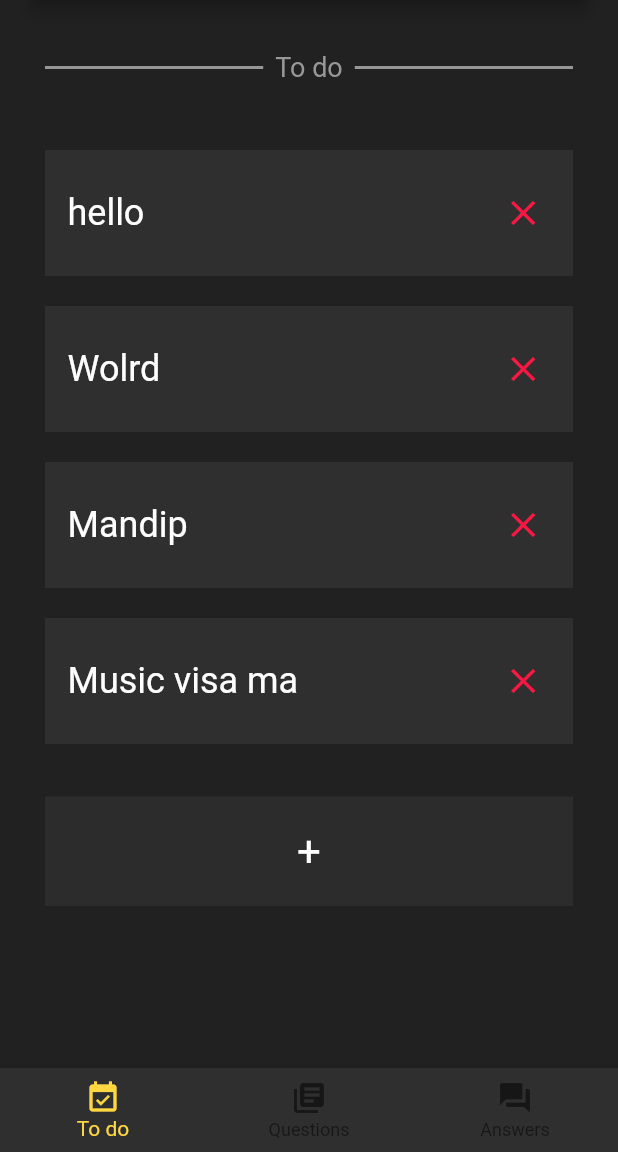
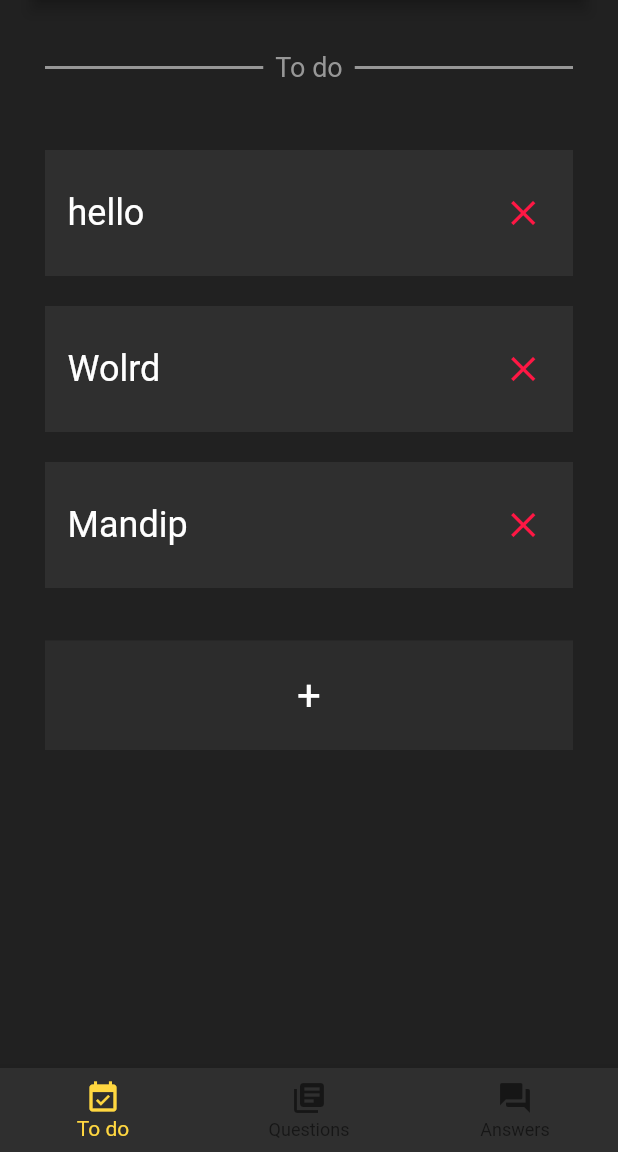
Before and after one commit to raister21/Flutter_NotoriousNote, a Flutter app: the screen it shows after launch, on a phone screen of 412 x 824 dp, the part 84-1236 px from its top. Run offline on Flutter 3.47's test engine with Material 2 defaults, Android fonts, the phone set to English and light mode, and no system bars.

Commit message:
Created Questions page

```diff
--- a/lib/main.dart
+++ b/lib/main.dart
@@ -1,5 +1,6 @@
 import 'package:flutter/material.dart';
-import 'note.dart';
+import './screens/questions.dart';
+import './screens/todos.dart';
 
 void main() {
   runApp(MyApp());
@@ -11,137 +12,30 @@ class MyApp extends StatefulWidget {
 }
 
 class _MyAppState extends State<MyApp> {
-  List<Note> notes = [Note('hello'), Note('Wolrd'), Note('Mandip'), Note('Music visa ma')];
+  final tab = [
+    ToDos(),
+    Questions(),
+    Center(child:Text('ofdasla')),
+  ];
 
   int _currentIndex = 0;
 
   @override
   Widget build(BuildContext context) {
     return MaterialApp(
-      home: Scaffold(
-        body: Container(
-          color: Color.fromRGBO(33, 33, 33, 1),
-          padding: EdgeInsets.fromLTRB(20, 0, 20, 0),
-          child: Scaffold(
-            backgroundColor: Color.fromRGBO(33, 33, 33, 1),
-            appBar: AppBar(
-              title: Text(
-                'NOTORIOUS NOTE',
-                style: TextStyle(
-                    fontSize: 28.0,
-                    fontWeight: FontWeight.bold,
-                    color: Colors.amberAccent[200],
-                    fontFamily: 'BungeeInline'),
-              ),
-              centerTitle: true,
-              backgroundColor: Color.fromRGBO(47, 47, 47, 1),
-            ),
-            body: Padding(
-              padding: EdgeInsets.fromLTRB(10, 30, 10, 30),
-              child: Column(
-                children: <Widget>[
-                  Row(
-
-                    children: <Widget>[
-                      Expanded(
-                          child: Divider(
-                              height: 30,
-                              thickness: 2,
-                              color: Color.fromRGBO(151, 151, 151, 1))),
-                      Padding(
-                          padding:
-                          EdgeInsets.symmetric(horizontal: 8, vertical: 0),
-                          child: Text(
-                            'To do',
-                            style: TextStyle(
-                                fontSize: 18.0,
-                                color: Color.fromRGBO(151, 151, 151, 1)),
-                          )),
-                      Expanded(
-                          child: Divider(
-                              height: 30,
-                              thickness: 2,
-                              color: Color.fromRGBO(151, 151, 151, 1)))
-                    ],
-                  ),
-
-                  Padding(
-                    padding: EdgeInsets.fromLTRB(0, 30, 0, 25),
-                    child: Column(
-                        children: notes
-                            .map((note) => Container(
-                          padding: EdgeInsets.symmetric(
-                              horizontal: 15, vertical: 18),
-                          margin: (EdgeInsets.symmetric(
-                              vertical: 10, horizontal: 0)),
-                          color: Color.fromRGBO(47, 47, 47, 1),
-                          child: Row(
-                            children: <Widget>[
-                              Expanded(
-                                  flex: 7,
-                                  child: Text('${note.todo}',
-                                      style: TextStyle(
-                                          fontSize: 24,
-                                          color: Color.fromRGBO(
-                                              255, 255, 255, 1)))),
-                              Expanded(
-                                flex: 1,
-                                child: IconButton(
-                                    onPressed: () {
-                                      setState(() {
-                                        notes.remove(note);
-                                      });
-                                    },
-                                    icon: Icon(Icons.close),
-                                    color: Colors.redAccent[400],
-                                    iconSize: 28),
-                              )
-                            ],
-                          ),
-                        ))
-                            .toList()
-                    ),
-                  ),
-
-                  Container(
-                    color: Color.fromRGBO(47, 47, 47, 0.8),
-                    child: Center(
-                      child: Padding(
-                        padding: EdgeInsets.symmetric(horizontal: 0, vertical:20),
-                        child: Text(
-                            '+',
-                            style: TextStyle(
-                              fontSize: 28,
-                              color: Colors.white
-                            ),
-                        )
-                    ),
-                  )
-                  ),
-
-
-                ],
-              ),
-            ),
-          ),
-        ),
+        home:Scaffold(
+          body: tab[_currentIndex],
           bottomNavigationBar: BottomNavigationBar(
             selectedItemColor: Colors.amberAccent[200],
             currentIndex: _currentIndex,
             backgroundColor: Color.fromRGBO(47, 47, 47, 1),
             items: [
               BottomNavigationBarItem(
-                icon: Icon(Icons.event_available),
-                title: Text('To do')
-            ),
+                  icon: Icon(Icons.event_available), title: Text('To do')),
               BottomNavigationBarItem(
-                icon: Icon(Icons.library_books),
-                title: Text('Questions')
-            ),
+                  icon: Icon(Icons.library_books), title: Text('Questions')),
               BottomNavigationBarItem(
-                icon: Icon(Icons.question_answer),
-                title: Text('Answers')
-            )
+                  icon: Icon(Icons.question_answer), title: Text('Answers'))
             ],
             onTap: (index) {
               setState(() {
@@ -149,10 +43,7 @@ class _MyAppState extends State<MyApp> {
               });
             },
           ),
-      ),
-
-
-
+        )
     );
   }
 }
--- /dev/null
+++ b/lib/screens/question.dart
@@ -0,0 +1,17 @@
+class Question {
+  String quest;
+  String answer;
+  bool answered = false;
+
+  Question(String quest) {
+    this.quest = quest;
+  }
+
+  void setAns(String inputAns) {
+    this.answer = inputAns;
+  }
+
+  void done() {
+    answered = true;
+  }
+}
--- /dev/null
+++ b/lib/screens/questions.dart
@@ -0,0 +1,137 @@
+import 'package:flutter/material.dart';
+import 'question.dart';
+
+class Questions extends StatefulWidget {
+  @override
+  _QuestionsState createState() => _QuestionsState();
+}
+
+class _QuestionsState extends State<Questions> {
+  List<Question> questions = [
+    Question('what is the ultimate purpose of life ?'),
+    Question('what is the love ?'),
+  ];
+
+  @override
+  Widget build(BuildContext context) {
+    return MaterialApp(
+      home: Scaffold(
+        body: Container(
+          color: Color.fromRGBO(33, 33, 33, 1),
+          padding: EdgeInsets.fromLTRB(20, 0, 20, 0),
+          child: Scaffold(
+            backgroundColor: Color.fromRGBO(33, 33, 33, 1),
+            appBar: AppBar(
+              title: Text(
+                'NOTORIOUS NOTE',
+                style: TextStyle(
+                    fontSize: 28.0,
+                    fontWeight: FontWeight.bold,
+                    color: Colors.amberAccent[200],
+                    fontFamily: 'BungeeInline'),
+              ),
+              centerTitle: true,
+              backgroundColor: Color.fromRGBO(47, 47, 47, 1),
+            ),
+            body: Padding(
+              padding: EdgeInsets.fromLTRB(10, 30, 10, 30),
+              child: Column(
+                children: <Widget>[
+                  Row(
+                    children: <Widget>[
+                      Expanded(
+                          child: Divider(
+                              height: 30,
+                              thickness: 2,
+                              color: Color.fromRGBO(151, 151, 151, 1))),
+                      Padding(
+                          padding:
+                              EdgeInsets.symmetric(horizontal: 8, vertical: 0),
+                          child: Text(
+                            'Questions',
+                            style: TextStyle(
+                                fontSize: 18.0,
+                                color: Color.fromRGBO(151, 151, 151, 1)),
+                          )),
+                      Expanded(
+                          child: Divider(
+                              height: 30,
+                              thickness: 2,
+                              color: Color.fromRGBO(151, 151, 151, 1)))
+                    ],
+                  ),
+                  Padding(
+                    padding: EdgeInsets.fromLTRB(0, 30, 0, 25),
+                    child: Column(
+                        children: questions
+                            .map((question) => Container(
+                                  padding: EdgeInsets.symmetric(
+                                      horizontal: 15, vertical: 18),
+                                  margin: (EdgeInsets.symmetric(
+                                      vertical: 10, horizontal: 0)),
+                                  color: Color.fromRGBO(47, 47, 47, 1),
+                                  child: Row(
+                                    children: <Widget>[
+                                      Expanded(
+                                          flex: 7,
+                                          child: Text('${question.quest}',
+                                              style: TextStyle(
+                                                  fontSize: 24,
+                                                  color: Color.fromRGBO(
+                                                      255, 255, 255, 1)))),
+                                      Expanded(
+                                        flex: 1,
+                                        child: IconButton(
+                                            onPressed: () {
+                                              setState(() {
+                                                questions.remove(question);
+                                              });
+                                            },
+                                            icon: Icon(Icons.close),
+                                            color: Colors.redAccent[400],
+                                            iconSize: 28),
+                                      )
+                                    ],
+                                  ),
+                                ))
+                            .toList()),
+                  ),
+                  Container(
+                      color: Color.fromRGBO(47, 47, 47, 0.8),
+                      child: Center(
+                        child: Padding(
+                            padding: EdgeInsets.symmetric(
+                                horizontal: 0, vertical: 20),
+                            child: Text(
+                              '+',
+                              style:
+                                  TextStyle(fontSize: 28, color: Colors.white),
+                            )),
+                      )),
+                ],
+              ),
+            ),
+          ),
+        ),
+        // bottomNavigationBar: BottomNavigationBar(
+        //   selectedItemColor: Colors.amberAccent[200],
+        //   currentIndex: _currentIndex,
+        //   backgroundColor: Color.fromRGBO(47, 47, 47, 1),
+        //   items: [
+        //     BottomNavigationBarItem(
+        //         icon: Icon(Icons.event_available), title: Text('To do')),
+        //     BottomNavigationBarItem(
+        //         icon: Icon(Icons.library_books), title: Text('Questions')),
+        //     BottomNavigationBarItem(
+        //         icon: Icon(Icons.question_answer), title: Text('Answers'))
+        //   ],
+        //   onTap: (index) {
+        //     setState(() {
+        //       _currentIndex = index;
+        //     });
+        //   },
+        // ),
+      ),
+    );
+  }
+}
--- /dev/null
+++ b/lib/screens/todos.dart
@@ -0,0 +1,116 @@
+import 'package:flutter/material.dart';
+import 'note.dart';
+
+class ToDos extends StatefulWidget {
+  @override
+  _ToDosState createState() => _ToDosState();
+}
+
+class _ToDosState extends State<ToDos> {
+  List<Note> notes = [
+    Note('hello'),
+    Note('Wolrd'),
+    Note('Mandip'),
+  ];
+
+  @override
+  Widget build(BuildContext context) {
+    return Container(
+        child: Scaffold(
+            body: Container(
+      color: Color.fromRGBO(33, 33, 33, 1),
+      padding: EdgeInsets.fromLTRB(20, 0, 20, 0),
+      child: Scaffold(
+        backgroundColor: Color.fromRGBO(33, 33, 33, 1),
+        appBar: AppBar(
+          title: Text(
+            'NOTORIOUS NOTE',
+            style: TextStyle(
+                fontSize: 28.0,
+                fontWeight: FontWeight.bold,
+                color: Colors.amberAccent[200],
+                fontFamily: 'BungeeInline'),
+          ),
+          centerTitle: true,
+          backgroundColor: Color.fromRGBO(47, 47, 47, 1),
+        ),
+        body: Padding(
+          padding: EdgeInsets.fromLTRB(10, 30, 10, 30),
+          child: Column(
+            children: <Widget>[
+              Row(
+                children: <Widget>[
+                  Expanded(
+                      child: Divider(
+                          height: 30,
+                          thickness: 2,
+                          color: Color.fromRGBO(151, 151, 151, 1))),
+                  Padding(
+                      padding: EdgeInsets.symmetric(horizontal: 8, vertical: 0),
+                      child: Text(
+                        'To do',
+                        style: TextStyle(
+                            fontSize: 18.0,
+                            color: Color.fromRGBO(151, 151, 151, 1)),
+                      )),
+                  Expanded(
+                      child: Divider(
+                          height: 30,
+                          thickness: 2,
+                          color: Color.fromRGBO(151, 151, 151, 1)))
+                ],
+              ),
+              Padding(
+                padding: EdgeInsets.fromLTRB(0, 30, 0, 25),
+                child: Column(
+                    children: notes
+                        .map((note) => Container(
+                              padding: EdgeInsets.symmetric(
+                                  horizontal: 15, vertical: 18),
+                              margin: (EdgeInsets.symmetric(
+                                  vertical: 10, horizontal: 0)),
+                              color: Color.fromRGBO(47, 47, 47, 1),
+                              child: Row(
+                                children: <Widget>[
+                                  Expanded(
+                                      flex: 7,
+                                      child: Text('${note.todo}',
+                                          style: TextStyle(
+                                              fontSize: 24,
+                                              color: Color.fromRGBO(
+                                                  255, 255, 255, 1)))),
+                                  Expanded(
+                                    flex: 1,
+                                    child: IconButton(
+                                        onPressed: () {
+                                          setState(() {
+                                            notes.remove(note);
+                                          });
+                                        },
+                                        icon: Icon(Icons.close),
+                                        color: Colors.redAccent[400],
+                                        iconSize: 28),
+                                  )
+                                ],
+                              ),
+                            ))
+                        .toList()),
+              ),
+              Container(
+                  color: Color.fromRGBO(47, 47, 47, 0.8),
+                  child: Center(
+                    child: Padding(
+                        padding:
+                            EdgeInsets.symmetric(horizontal: 0, vertical: 20),
+                        child: Text(
+                          '+',
+                          style: TextStyle(fontSize: 28, color: Colors.white),
+                        )),
+                  )),
+            ],
+          ),
+        ),
+      ),
+    )));
+  }
+}
```
Also changed, not shown: lib/screens/note.dart (renamed from lib/note.dart). Lines whose indentation alone changed are shown as unchanged.
